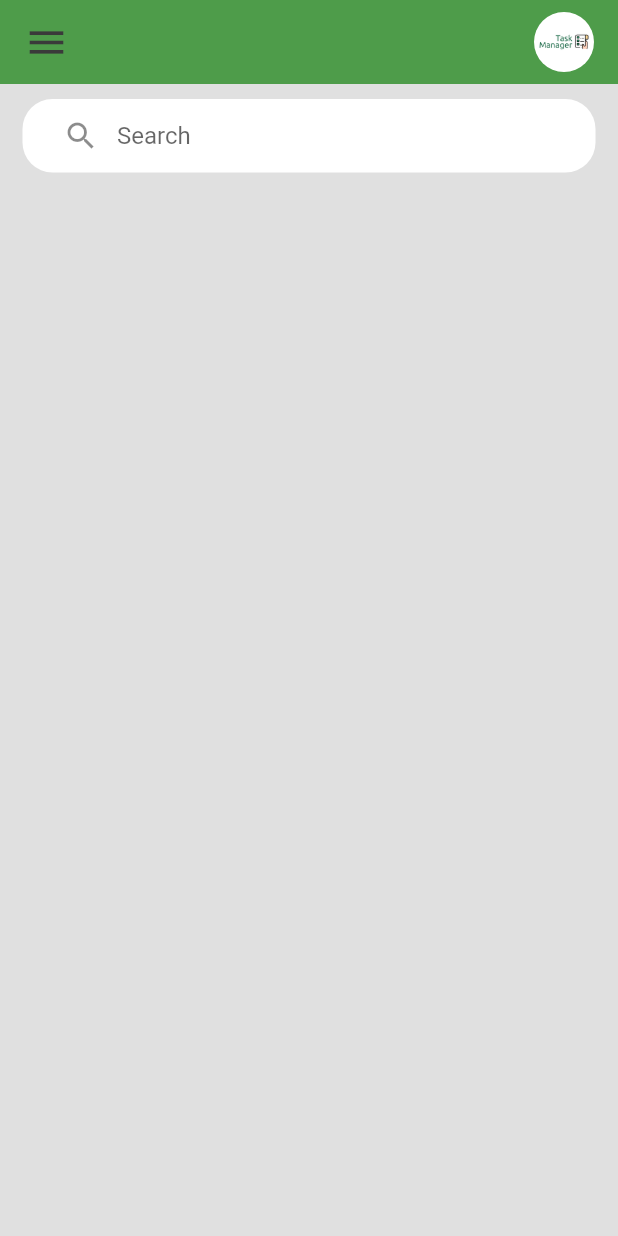
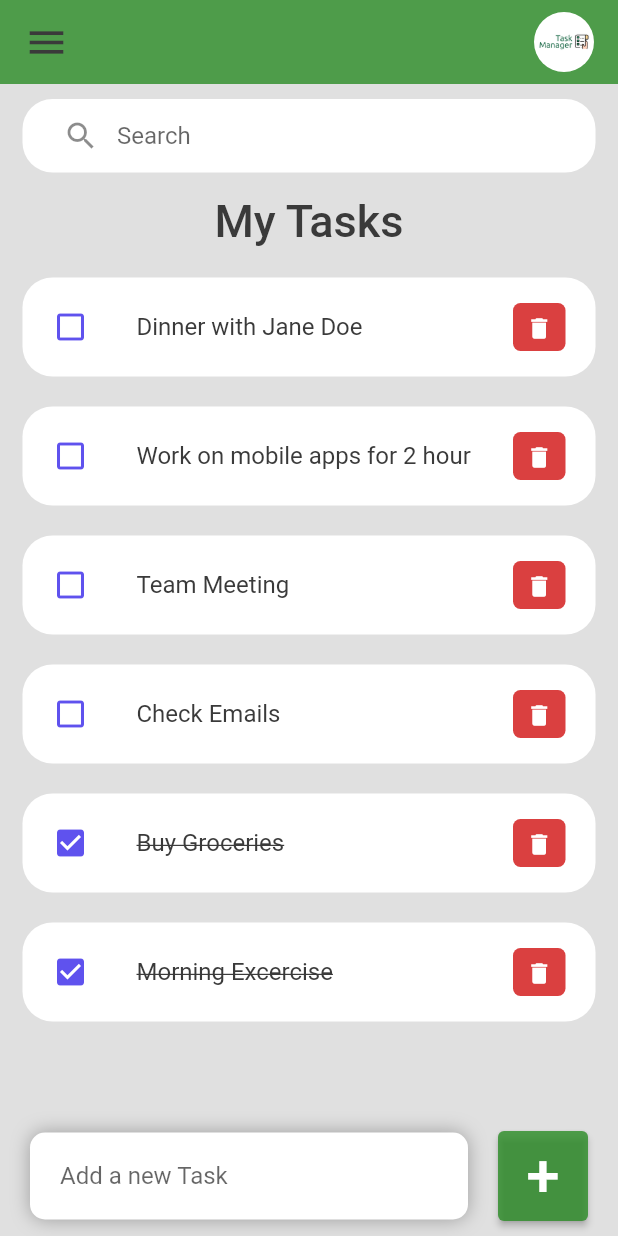
Before and after one commit to JoaoSaraiva1/flutter_task_managment_app, a Flutter app: the screen it shows after launch, on a phone screen of 412 x 824 dp. Run offline on Flutter 3.47's test engine with Material 2 defaults, Android fonts, the phone set to English and light mode, and no system bars.

Commit message:
Cria componente para mostrar tasks, marcar como completas, eleminar e criar uma nova task

```diff
--- /dev/null
+++ b/lib/model/task.dart
@@ -0,0 +1,22 @@
+class Task {
+  String? id;
+  String? taskText;
+  bool isDone;
+
+  Task({
+    required this.id,
+    required this.taskText,
+    this.isDone = false,
+  });
+
+  static List<Task> taskList() {
+    return [
+      Task(id: '01', taskText: 'Morning Excercise', isDone: true ),
+      Task(id: '02', taskText: 'Buy Groceries', isDone: true ),
+      Task(id: '03', taskText: 'Check Emails', ),
+      Task(id: '04', taskText: 'Team Meeting', ),
+      Task(id: '05', taskText: 'Work on mobile apps for 2 hour', ),
+      Task(id: '06', taskText: 'Dinner with Jane Doe', ),
+    ];
+  }
+}
--- a/lib/screens/home.dart
+++ b/lib/screens/home.dart
@@ -1,19 +1,153 @@
+// ignore_for_file: prefer_const_constructors
+
 import 'package:flutter/material.dart';
-import 'package:flutter_task_managment_app/utils/colors.dart';
 
-class Home extends StatelessWidget {
-  const Home({Key? key}) : super(key: key);
+import '../model/task.dart';
+import '../utils/colors.dart';
+import '../widgets/task_item.dart';
+
+class Home extends StatefulWidget {
+  Home({Key? key}) : super(key: key);
+
+  @override
+  State<Home> createState() => _HomeState();
+}
+
+class _HomeState extends State<Home> {
+  final taskList = Task.taskList();
+  List<Task> _foundTasks = [];
+  final _taskControler = TextEditingController();
+
+  @override
+  void initState() {
+    _foundTasks = taskList;
+    super.initState();
+  }
 
   @override
   Widget build(BuildContext context) {
     return Scaffold(
         backgroundColor: tmBGWhite,
         appBar: _buildAppBar(),
-        body: Container(
+        body: Stack(
+          children: [
+            Container(
               padding: EdgeInsets.symmetric(horizontal: 15),
-          child: Column(
-              children: [searchBox(), Expanded(child: ListView(children: []))]),
+              child: Column(children: [
+                searchBox(),
+                Expanded(
+                  child: ListView(children: [
+                    Container(
+                      margin: EdgeInsets.only(top: 5, bottom: 20),
+                      child: Center(
+                        child: Text(
+                          'My Tasks',
+                          style: TextStyle(
+                              color: tmBlack,
+                              fontSize: 30,
+                              fontWeight: FontWeight.w500),
+                        ),
+                      ),
+                    ),
+                    for (Task task in _foundTasks.reversed)
+                      TaskItem(
+                        task: task,
+                        onTaskChanged: _handleTaskChanged,
+                        onDeleteItem: _deleteTask,
+                      ),
+                  ]),
+                )
+              ]),
+            ),
+            Align(
+              alignment: Alignment.bottomCenter,
+              child: Container(
+                color: tmBGWhite,
+                child: Row(children: [
+                  Expanded(
+                    child: Container(
+                      margin: EdgeInsets.only(left: 20, right: 20, bottom: 10),
+                      padding:
+                          EdgeInsets.symmetric(vertical: 5, horizontal: 20),
+                      decoration: BoxDecoration(
+                        color: Colors.white,
+                        boxShadow: const [
+                          BoxShadow(
+                            color: Colors.grey,
+                            offset: Offset(0, 0),
+                            blurRadius: 10,
+                            spreadRadius: 0,
+                          ),
+                        ],
+                        borderRadius: BorderRadius.circular(10),
+                      ),
+                      child: TextField(
+                        controller: _taskControler,
+                        decoration: InputDecoration(
+                          hintText: "Add a new Task",
+                          border: InputBorder.none,
+                        ),
+                      ),
+                    ),
+                  ),
+                  Container(
+                    margin: EdgeInsets.only(bottom: 10, right: 20),
+                    child: ElevatedButton(
+                      child: Text(
+                        '+',
+                        style: TextStyle(fontSize: 40),
+                      ),
+                      onPressed: () {
+                        _addTask(_taskControler.text);
+                      },
+                      style: ElevatedButton.styleFrom(
+                        backgroundColor: tmBGColor,
+                        minimumSize: Size(60, 60),
+                      ),
+                    ),
+                  ),
+                ]),
+              ),
+            )
+          ],
         ));
+  }
+
+  void _handleTaskChanged(Task task) {
+    setState(() {
+      task.isDone = !task.isDone;
+    });
+  }
+
+  void _deleteTask(String id) {
+    setState(() {
+      taskList.removeWhere((task) => task.id == id);
+    });
+  }
+
+  void _addTask(String task) {
+    setState(() {
+      taskList.add(Task(
+        id: DateTime.now().millisecondsSinceEpoch.toString(),
+        taskText: task,
+      ));
+    });
+    _taskControler.clear();
+  }
+
+  void _searchTask(String keyword) {
+    List<Task> results = [];
+    if (keyword.isEmpty) {
+      results = taskList;
+    } else {
+      results = taskList
+          .where((task) =>
+              task.taskText!.toLowerCase().contains(keyword.toLowerCase()))
+          .toList();
+    }
+    setState(() {
+      _foundTasks = results;
+    });
   }
 
   Widget searchBox() {
@@ -23,6 +157,7 @@ class Home extends StatelessWidget {
       decoration: BoxDecoration(
           color: Colors.white, borderRadius: BorderRadius.circular(20)),
       child: TextField(
+        onChanged: (value) => _searchTask(value),
         decoration: InputDecoration(
             hintText: "Search",
             border: InputBorder.none,
@@ -55,6 +190,7 @@ class Home extends StatelessWidget {
             ),
           )
         ],
-        ));
+      ),
+    );
   }
 }
--- /dev/null
+++ b/lib/widgets/task_item.dart
@@ -0,0 +1,66 @@
+// ignore_for_file: prefer_const_constructors, prefer_typing_uninitialized_variables
+
+import 'package:flutter/material.dart';
+
+import '../model/task.dart';
+import '../utils/colors.dart';
+
+class TaskItem extends StatelessWidget {
+  final Task task;
+  final onTaskChanged;
+  final onDeleteItem;
+
+  const TaskItem({
+    Key? key,
+    required this.task,
+    required this.onTaskChanged,
+    required this.onDeleteItem,
+  }) : super(key: key);
+
+  @override
+  Widget build(BuildContext context) {
+    return Container(
+      margin: EdgeInsets.only(bottom: 20),
+      child: ListTile(
+        onTap: () {
+          onTaskChanged(task);
+        },
+        shape: RoundedRectangleBorder(
+          borderRadius: BorderRadius.circular(20),
+        ),
+        contentPadding: EdgeInsets.symmetric(horizontal: 20, vertical: 5),
+        tileColor: Colors.white,
+        leading: Icon(
+          task.isDone ? Icons.check_box : Icons.check_box_outline_blank,
+          color: tmBlue,
+        ),
+        title: Text(
+          task.taskText!,
+          style: TextStyle(
+            fontSize: 16,
+            color: tmBlack,
+            decoration: task.isDone ? TextDecoration.lineThrough : null,
+          ),
+        ),
+        trailing: Container(
+          padding: EdgeInsets.all(0),
+          margin: EdgeInsets.symmetric(vertical: 12),
+          height: 35,
+          width: 35,
+          decoration: BoxDecoration(
+            color: tmRed,
+            borderRadius: BorderRadius.circular(5),
+          ),
+          child: IconButton(
+            color: Colors.white,
+            iconSize: 18,
+            icon: Icon(Icons.delete),
+            onPressed: () {
+              onDeleteItem(task.id);
+            },
+          ),
+        ),
+      ),
+    );
+  }
+}
```
Lines whose indentation alone changed are shown as unchanged.
